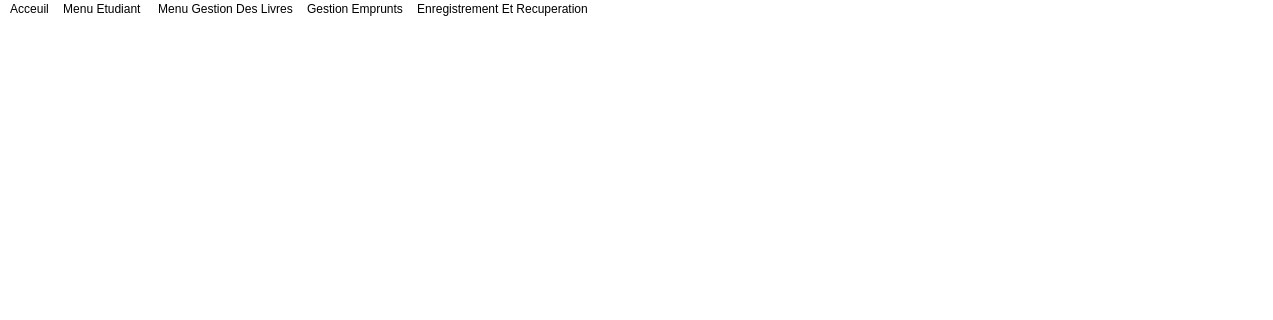
Old version of the form ui/main.ui in the repository JawharFormatik/pyrhon-project; both pictures show x 0 to 1273 and y 0 to 320 of the 1273 by 592 pixel window.
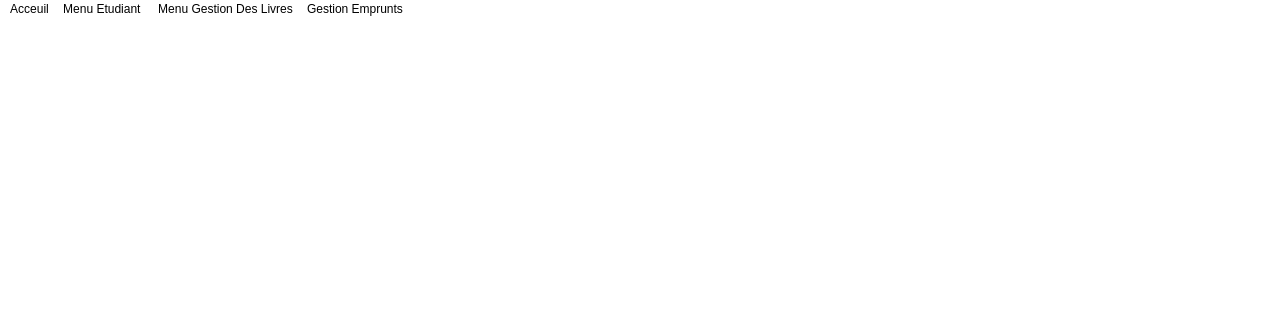
New version of the form. Icons and pictures are not drawn.

Diff of the .ui file:
```diff
--- a/ui/main.ui
+++ b/ui/main.ui
@@ -25,9 +25,9 @@
    <widget class="QLabel" name="label">
     <property name="geometry">
      <rect>
-      <x>500</x>
+      <x>490</x>
       <y>130</y>
-      <width>391</width>
+      <width>401</width>
       <height>361</height>
      </rect>
     </property>
@@ -145,23 +145,10 @@
     <addaction name="menuMise_a_jour_2"/>
     <addaction name="menuRecherche_Affichage"/>
    </widget>
-   <widget class="QMenu" name="menuRecuperation">
-    <property name="title">
-     <string>Enregistrement Et Recuperation</string>
-    </property>
-    <addaction name="actionRecuperation_des_donnee"/>
-    <addaction name="actionEnregistrer_Ficher_Livres"/>
-    <addaction name="actionEnregistrer_Ficher_Emprunt"/>
-    <addaction name="separator"/>
-    <addaction name="actionRecuperer_Ficher_Etudiant"/>
-    <addaction name="actionRecuperer_Ficher_Livres"/>
-    <addaction name="actionRecuperer_Ficher_Emprunt"/>
-   </widget>
    <addaction name="menuAcceuil"/>
    <addaction name="menuMenu_Etudiant"/>
    <addaction name="menuMenu_Gestion_Des_Livres"/>
    <addaction name="menuGestion_Emprunts"/>
-   <addaction name="menuRecuperation"/>
   </widget>
   <widget class="QStatusBar" name="statusbar"/>
   <action name="actionAjouter_Etudiant">
```
Left out of the diff: 12 changed lines with no effect on the pictures.
